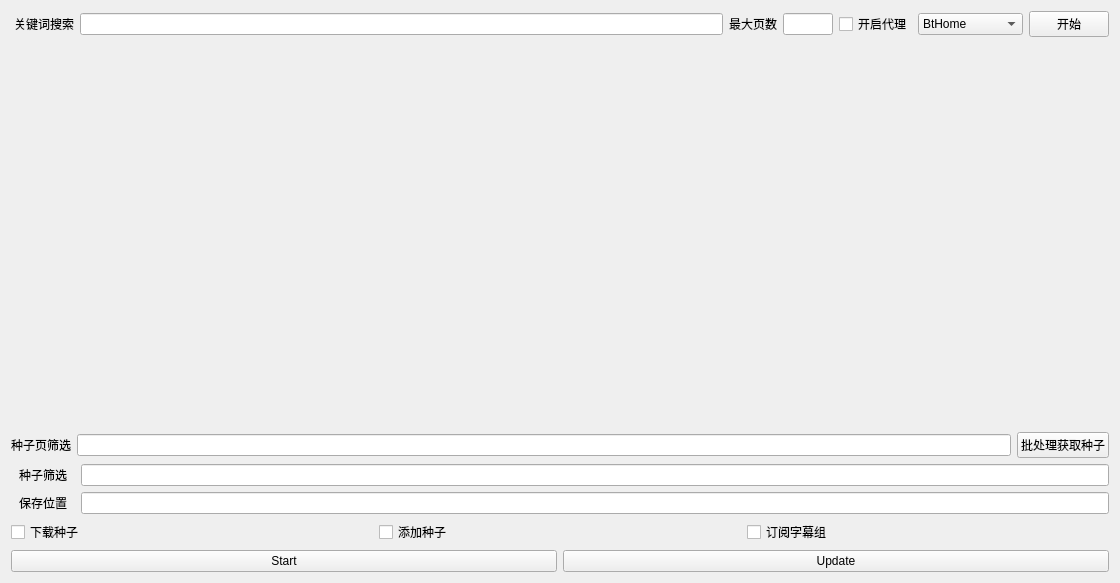
This is resource/BtWindowAdvance.ui in waitfortea/BtHome as Qt 5 draws it before an edit. The edited form follows.
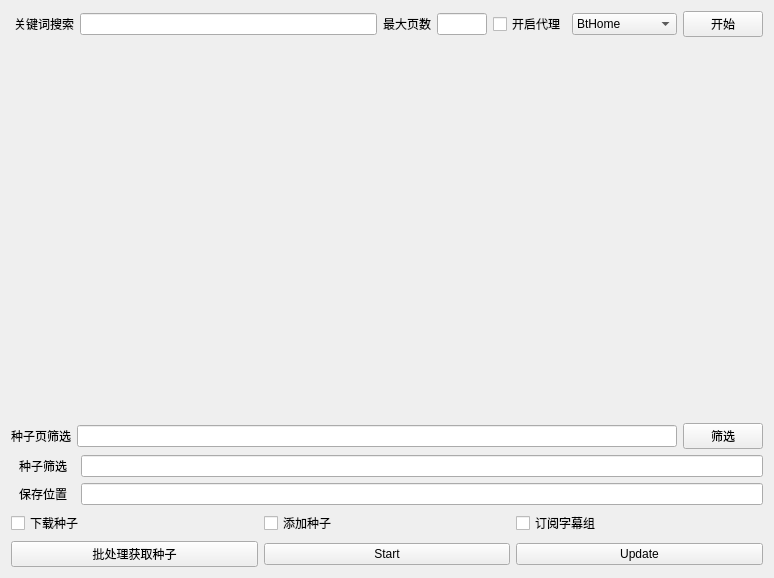
This is the edited form. Custom widgets are drawn as their Qt base class.

```diff
--- a/resource/BtWindowAdvance.ui
+++ b/resource/BtWindowAdvance.ui
@@ -6,8 +6,8 @@
    <rect>
     <x>0</x>
     <y>0</y>
-    <width>1120</width>
-    <height>583</height>
+    <width>774</width>
+    <height>578</height>
    </rect>
   </property>
   <property name="sizePolicy">
@@ -133,8 +133,8 @@
        <rect>
         <x>0</x>
         <y>0</y>
-        <width>1102</width>
-        <height>375</height>
+        <width>756</width>
+        <height>370</height>
        </rect>
       </property>
       <layout class="QVBoxLayout" name="verticalLayout">
@@ -198,9 +198,9 @@
       <widget class="QLineEdit" name="torrentPageSlectorlineEdit"/>
      </item>
      <item>
-      <widget class="QPushButton" name="batchGetTorrentpushButton">
+      <widget class="QPushButton" name="torrentPageFilterpushButton">
        <property name="text">
-        <string>批处理获取种子</string>
+        <string>筛选</string>
        </property>
       </widget>
      </item>
@@ -309,6 +309,13 @@
    </item>
    <item>
     <layout class="QHBoxLayout" name="horizontalLayout_3">
+     <item>
+      <widget class="QPushButton" name="batchGetTorrentpushButton">
+       <property name="text">
+        <string>批处理获取种子</string>
+       </property>
+      </widget>
+     </item>
      <item>
       <widget class="PushButton" name="startBtn">
        <property name="text">
```
